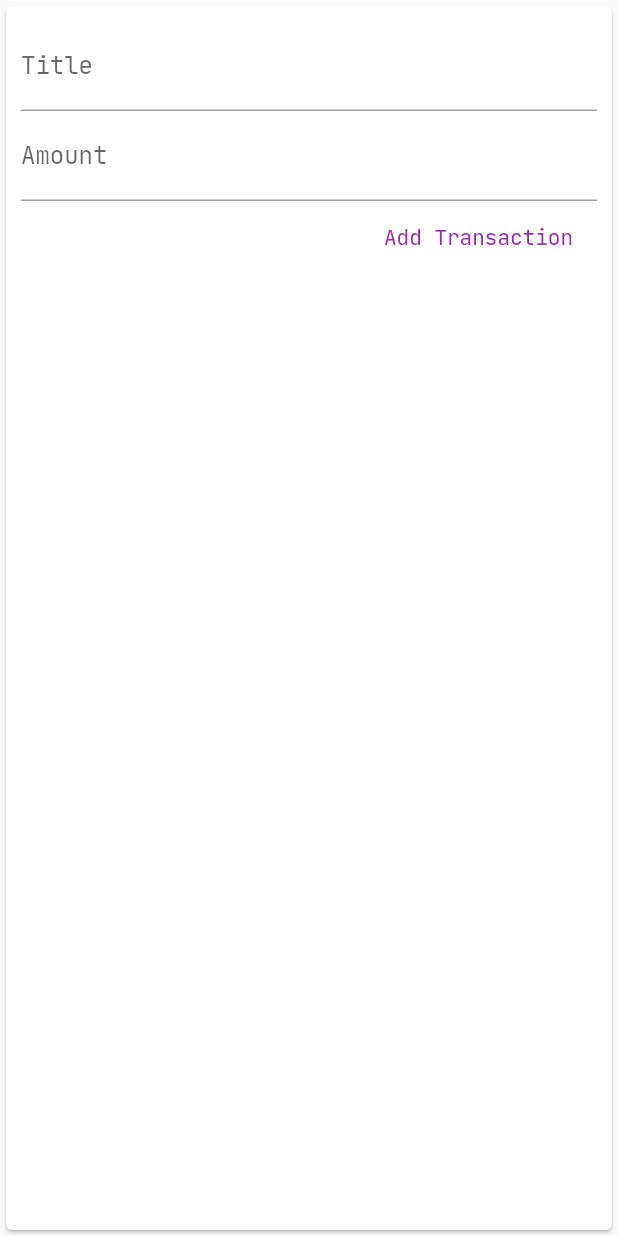
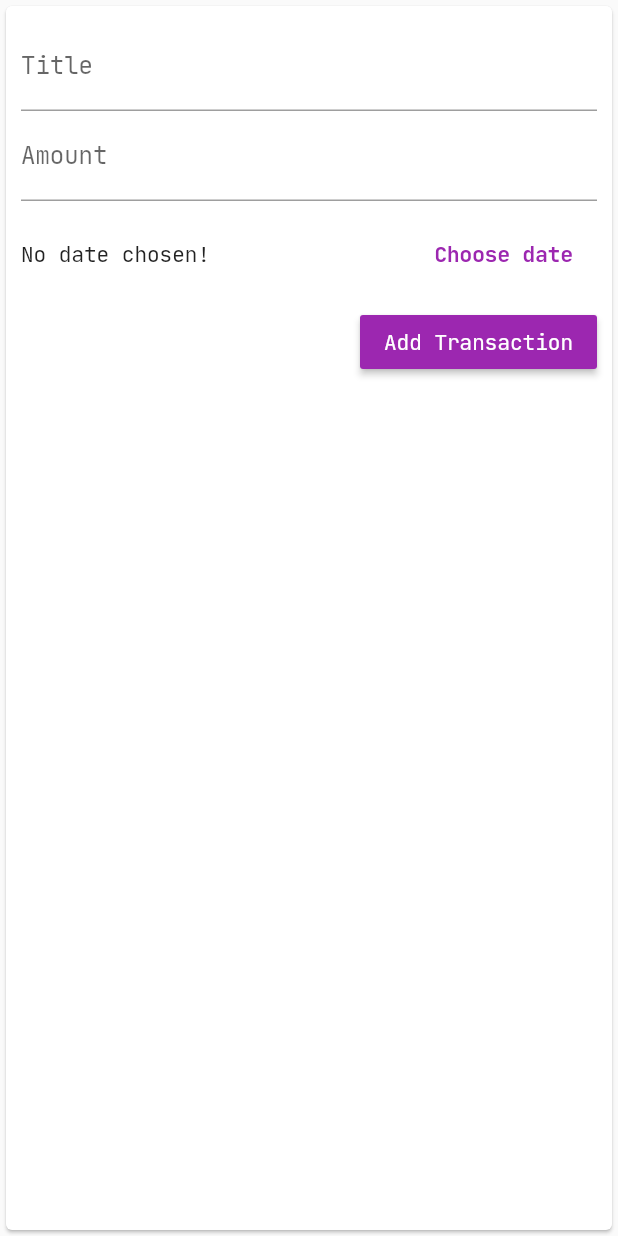
Before and after one commit to ituxka/personal_expenses, a Flutter app: the NewTx widget shown alone on an empty page, opened directly, on a phone screen of 412 x 824 dp. Run offline on Flutter 3.47's test engine with Material 2 defaults, Android fonts, the phone set to English and light mode, and no system bars; our stand-ins replace date_format.

Commit message:
feat: add date selecting

```diff
--- a/lib/models/transaction.dart
+++ b/lib/models/transaction.dart
@@ -25,12 +25,12 @@ class TxModel extends ChangeNotifier {
 
   static get _lastWeek => DateTime.now().subtract(Duration(days: 7));
 
-  void addTx(String title, double amount) {
+  void addTx(String title, double amount, DateTime date) {
     final newTx = Tx(
       id: DateTime.now().toString(),
       title: title,
       amount: amount,
-      date: DateTime.now(),
+      date: date,
     );
     _txs.add(newTx);
 
--- a/lib/widgets/transactions/new_transaction.dart
+++ b/lib/widgets/transactions/new_transaction.dart
@@ -1,3 +1,4 @@
+import 'package:date_format/date_format.dart';
 import 'package:flutter/material.dart';
 import 'package:personal_expenses/models/transaction.dart';
 import 'package:provider/provider.dart';
@@ -10,18 +11,32 @@ class NewTx extends StatefulWidget {
 class _NewTxState extends State<NewTx> {
   final amountController = TextEditingController();
   final titleController = TextEditingController();
+  DateTime _selectedDate;
 
   void _submitData(BuildContext context) {
     var text = titleController.text;
     var amount = double.tryParse(amountController.text) ?? 0;
 
-    if (text.isEmpty || amount <= 0) {
+    if (text.isEmpty || amount <= 0 || _selectedDate == null) {
       return;
     }
 
-    Provider.of<TxModel>(context, listen: false).addTx(text, amount);
+    Provider.of<TxModel>(context, listen: false).addTx(text, amount, _selectedDate);
 
     Navigator.of(context).pop();
+  }
+
+  Future<void> _showDatePicker() async {
+    final selectedDate = await showDatePicker(
+      context: context,
+      initialDate: DateTime.now(),
+      firstDate: DateTime(2020),
+      lastDate: DateTime.now(),
+    );
+
+    setState(() {
+      _selectedDate = selectedDate ?? DateTime.now();
+    });
   }
 
   @override
@@ -43,8 +58,26 @@ class _NewTxState extends State<NewTx> {
               onSubmitted: (_) => _submitData(context),
               keyboardType: TextInputType.numberWithOptions(decimal: true),
             ),
-            FlatButton(
-              textColor: Colors.purple,
+            Container(
+              height: 70,
+              child: Row(
+                mainAxisAlignment: MainAxisAlignment.spaceBetween,
+                children: <Widget>[
+                  Text(_selectedDate != null ? formatDate(_selectedDate, [dd, '/', M, '/', yyyy]) : 'No date chosen!'),
+                  FlatButton(
+                    textColor: Theme.of(context).primaryColor,
+                    onPressed: _showDatePicker,
+                    child: Text(
+                      'Choose date',
+                      style: TextStyle(fontWeight: FontWeight.bold),
+                    ),
+                  ),
+                ],
+              ),
+            ),
+            RaisedButton(
+              textColor: Colors.white,
+              color: Theme.of(context).primaryColor,
               onPressed: () => _submitData(context),
               child: Text('Add Transaction'),
             )
```
